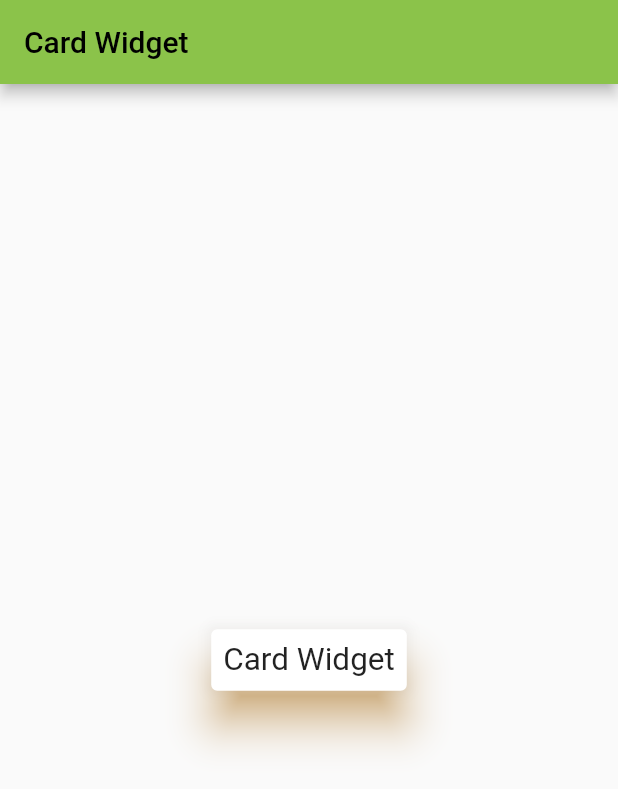
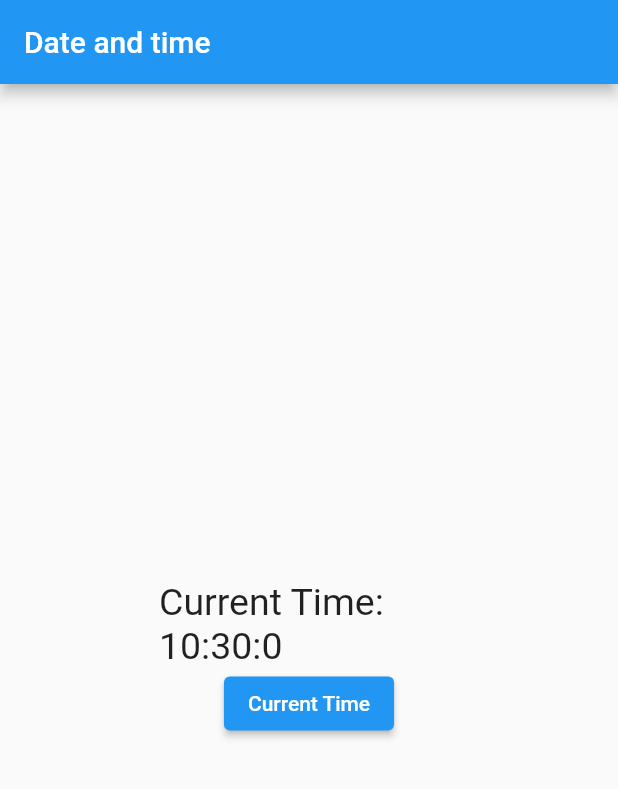
Before and after one commit to KiranKhadd29/practiceFlutter, a Flutter app: the screen it shows after launch, on a phone screen of 412 x 824 dp. Shown: the top 789 px of the screen. Run offline on Flutter 3.47's test engine with Material 2 defaults, Android fonts, the phone set to English and light mode, and no system bars.

Commit message:
Get current date and time

```diff
--- a/Sayali Workspace/demoproject/lib/main.dart
+++ b/Sayali Workspace/demoproject/lib/main.dart
@@ -15,11 +15,11 @@ class MyApp extends StatelessWidget {
       title: 'Flutter Demo',
       debugShowCheckedModeBanner: false,
       theme: ThemeData(
-        primarySwatch: Colors.lightGreen,
-        textTheme: TextTheme(
+        //primarySwatch: Colors.lightGreen,
+        /*textTheme: TextTheme(
             displayMedium: TextStyle(fontSize: 21,fontWeight: FontWeight.bold,),
             titleSmall:  TextStyle(fontSize: 11,fontWeight: FontWeight.w500,fontStyle: FontStyle.italic),
-        ),
+        ),*/
       ),
       home: const MyHomePage(title: 'Flutter Demo Home Page'),
     );
@@ -37,11 +37,12 @@ class _MyHomePageState extends State<MyHomePage> {
   @override
   Widget build(BuildContext context) {
     //var arrNames = ['Sayali','Kiran','Kiya','Siya','Kiyansh','Siyansh','Kiyara','Kiyasa'];
+    var time = DateTime.now();
     return Scaffold(
       appBar: AppBar(
         // Here we take the value from the MyHomePage object that was created by
         // the App.build method, and use it to set our appbar title.
-        title: Text('Card Widget'),
+        title: Text('Date and time'),
       ),
       //Flutter container
       /*body:Center(
@@ -535,7 +536,7 @@ class _MyHomePageState extends State<MyHomePage> {
         ],
       ),*/
       //Card widget
-      body: Center(
+      /*body: Center(
         child: Card(
           shadowColor: Colors.orange,
           elevation: 12,
@@ -543,6 +544,24 @@ class _MyHomePageState extends State<MyHomePage> {
                padding: const EdgeInsets.all(8.0),
                child: Text('Card Widget',style: TextStyle(fontSize: 21),),
             )),
+      ),*/
+      //get current date and time
+      body: Center(
+        child: Container(
+          width: 200,
+          height: 200,
+          child: Column(
+            mainAxisAlignment: MainAxisAlignment.center,
+            children: [
+              Text('Current Time: ${time.hour}:${time.minute}:${time.second}',style: TextStyle(fontSize: 25),),
+              ElevatedButton(onPressed: () {
+                setState(() {
+
+                });
+              }, child: Text('Current Time'))
+            ],
+          ),
+        ),
       ),
     );
   }
```
